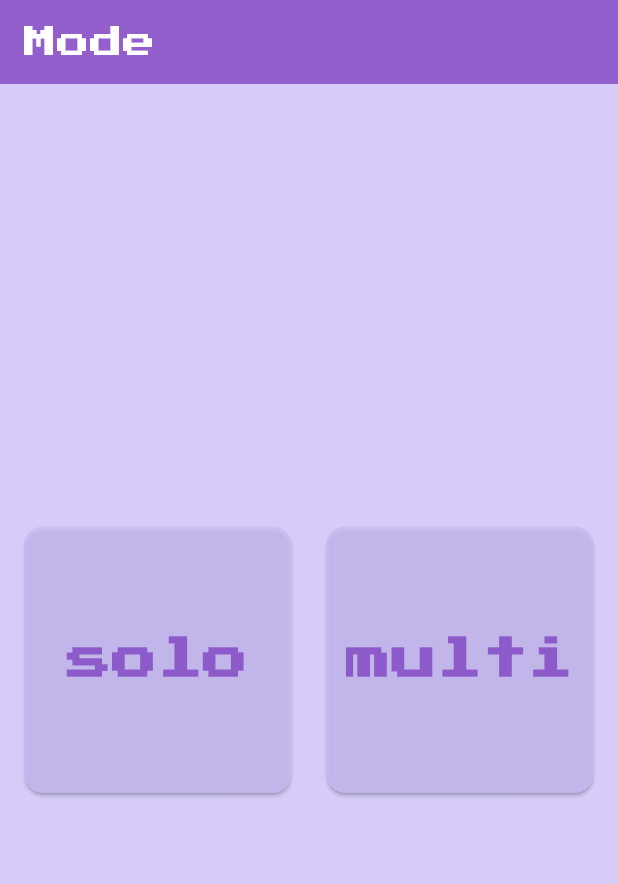
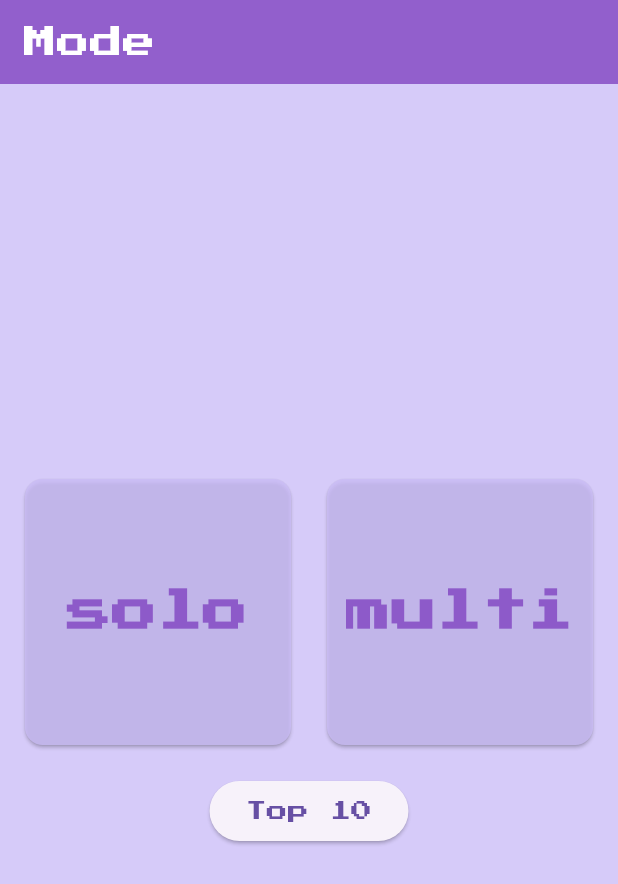
Before and after one commit to u5u5u5u/ankylo-cup, a Flutter app: the SelectModeScreen screen opened directly, on a phone screen of 412 x 824 dp. Shown: the top 884 px of the screen. Run offline on Flutter 3.47's test engine with Material 3 defaults, Android fonts, the phone set to English and light mode, and no system bars; our stand-ins replace firebase_auth, firebase_core, fixnum, flutter_animate, flutter_riverpod, google_fonts and 2 more; missing offline and left inert: firebase_app_check, flame, grpc, protobuf; accounts and stored records are empty; generated files the repository leaves out were written again.

Commit message:
top10ボタン移動

```diff
--- a/lib/presentation/page/select_mode/select_mode_screen.dart
+++ b/lib/presentation/page/select_mode/select_mode_screen.dart
@@ -3,6 +3,7 @@ import 'package:firebase_auth/firebase_auth.dart';
 import 'package:ankylo_cup/presentation/page/select_game/select_game_screen.dart';
 import 'package:ankylo_cup/presentation/page/room/room_screen.dart';
 import 'package:ankylo_cup/presentation/page/account/account_screen.dart';
+import 'package:ankylo_cup/presentation/page/ranking/ranking_screen.dart';
 
 class SelectModeScreen extends StatelessWidget {
   @override
@@ -31,7 +32,10 @@ class SelectModeScreen extends StatelessWidget {
         ],
       ),
       body: Center(
-        child: Row(
+        child: Column(
+          mainAxisAlignment: MainAxisAlignment.center,
+          children: [
+            Row(
               mainAxisAlignment: MainAxisAlignment.center,
               children: [
                 GestureDetector(
@@ -87,6 +91,20 @@ class SelectModeScreen extends StatelessWidget {
                 ),
               ],
             ),
+            SizedBox(height: 16),
+            ElevatedButton(
+              onPressed: () {
+                Navigator.push(
+                  context,
+                  MaterialPageRoute(
+                    builder: (context) => RankingScreen(),
+                  ),
+                );
+              },
+              child: const Text('Top 10'),
+            ),
+          ],
+        ),
       ),
     );
   }
```
Also changed, not shown: lib/presentation/page/title/title_screen.dart (+0 -13 lines). Lines whose indentation alone changed are shown as unchanged.
